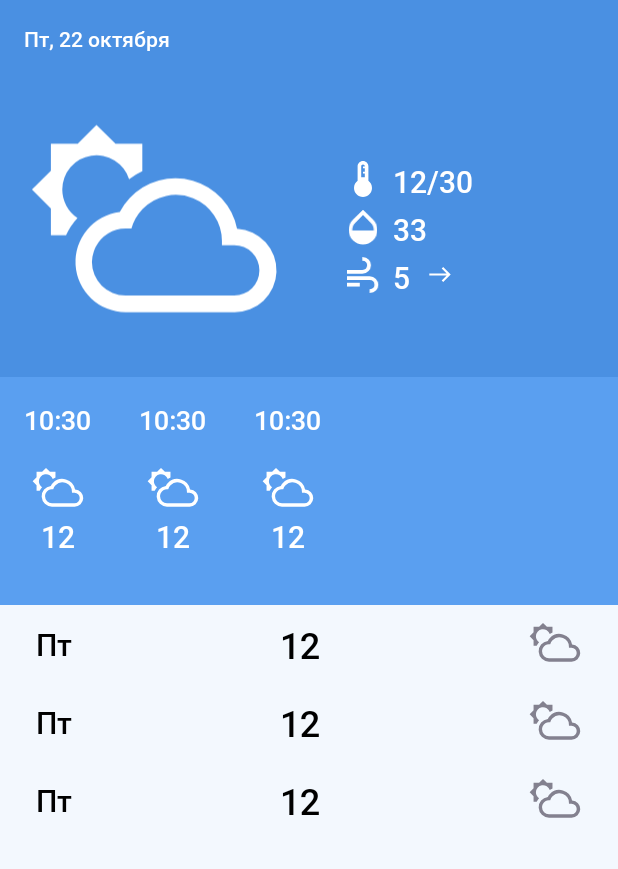
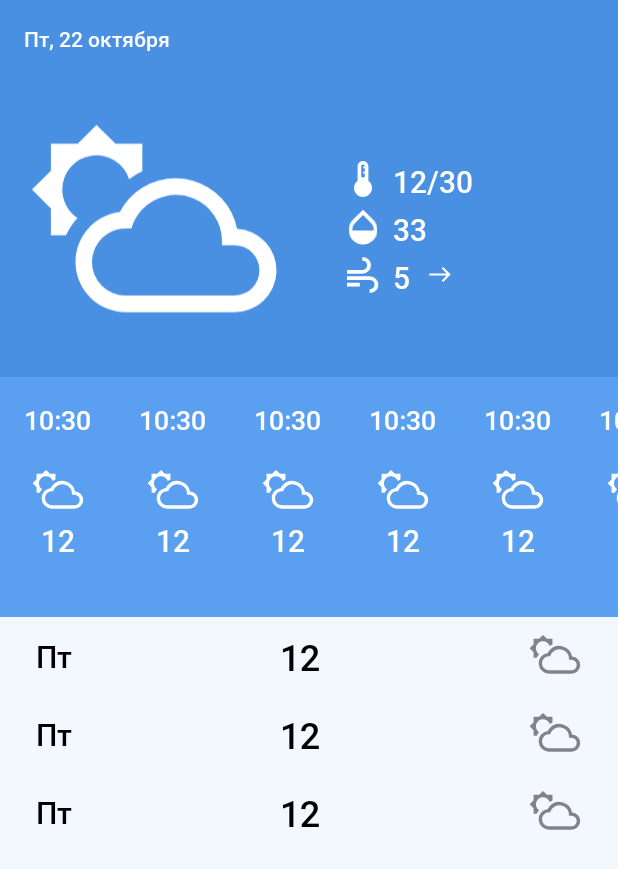
Before and after one commit to d-kolesnikova/weather, an Android app: the screen it shows after launch (MainActivity), on a phone screen of 412 x 824 dp. Shown: the top 869 px of the screen. Run offline under Robolectric (Android 15) with nearby library versions, the phone set to English and light mode, and no system bars.

Commit message:
add ViewModel

```diff
--- a/app/src/main/java/com/example/weather/DailyAdapter.kt
+++ b/app/src/main/java/com/example/weather/DailyAdapter.kt
@@ -20,8 +20,13 @@ private fun convertDateToString(time: Date): String {
     return formatDay.format(time)
 }
 
-class DailyAdapter(private val data: List<DailyWeather>) :
+class DailyAdapter(private var data: List<DailyWeather>) :
     RecyclerView.Adapter<DailyAdapter.DailyViewHolder>() {
+
+    fun setData(data: List<DailyWeather>) {
+        this.data = data
+        notifyDataSetChanged()
+    }
 
     class DailyViewHolder(view: View) : RecyclerView.ViewHolder(view) {
         val binding = ItemDailyBinding.bind(view)
--- a/app/src/main/java/com/example/weather/HourlyAdapter.kt
+++ b/app/src/main/java/com/example/weather/HourlyAdapter.kt
@@ -18,8 +18,13 @@ private fun convertDateToStringH(time: Date): String {
     return formatTime.format(time)
 }
 
-class HourlyAdapter(private val data: List<HourlyWeather>) :
+class HourlyAdapter(private var data: List<HourlyWeather>) :
     RecyclerView.Adapter<HourlyAdapter.HourlyViewHolder>() {
+
+    fun setData(data: List<HourlyWeather>) {
+        this.data = data
+        notifyDataSetChanged()
+    }
 
     class HourlyViewHolder(view: View) : RecyclerView.ViewHolder(view) {
         val binding = ItemHourlyBinding.bind(view)
--- a/app/src/main/java/com/example/weather/WeatherFragment.kt
+++ b/app/src/main/java/com/example/weather/WeatherFragment.kt
@@ -4,10 +4,9 @@ import android.os.Bundle
 import android.view.LayoutInflater
 import android.view.View
 import android.view.ViewGroup
+import androidx.core.view.isVisible
 import androidx.fragment.app.Fragment
-import com.example.weather.data.CurrentWeather
-import com.example.weather.data.DailyWeather
-import com.example.weather.data.HourlyWeather
+import androidx.fragment.app.viewModels
 import com.example.weather.databinding.FragmentWeatherBinding
 import java.text.DateFormatSymbols
 import java.text.SimpleDateFormat
@@ -16,6 +15,11 @@ import java.util.*
 class WeatherFragment : Fragment() {
     private var _binding: FragmentWeatherBinding? = null
     private val binding get() = _binding!!
+
+    private val viewModel: WeatherViewModel by viewModels()
+
+    private val hourlyAdapter = HourlyAdapter(emptyList())
+    private val dailyAdapter = DailyAdapter(emptyList())
 
     private fun convertDateToString(time: Date): String {
         val locale = Locale("ru")
@@ -37,58 +41,37 @@ class WeatherFragment : Fragment() {
 
     override fun onViewCreated(view: View, savedInstanceState: Bundle?) {
         super.onViewCreated(view, savedInstanceState)
-        val currentWeather = CurrentWeather(
-            date = Date(Calendar.getInstance().timeInMillis),
-            tempMin = 12,
-            tempMax = 30,
-            windDirection = R.drawable.ic_icon_wind_e,
-            windSpeed = 5,
-            drawableWeather = R.drawable.ic_white_day_cloudy,
-            humidity = 33,
-        )
-        val hourlyWeather = HourlyWeather(
-            time = Date(Calendar.getInstance().timeInMillis),
-            temp = 12,
-            drawableWeather = R.drawable.ic_white_day_cloudy,
-        )
-        val hourlyWeather2 = HourlyWeather(
-            time = Date(Calendar.getInstance().timeInMillis),
-            temp = 12,
-            drawableWeather = R.drawable.ic_white_day_cloudy,
-        )
-        val hourlyWeather3 = HourlyWeather(
-            time = Date(Calendar.getInstance().timeInMillis),
-            temp = 12,
-            drawableWeather = R.drawable.ic_white_day_cloudy,
-        )
-        val dailyWeather = DailyWeather(
-            date = Date(Calendar.getInstance().timeInMillis),
-            temp = 12,
-            drawableWeather = R.drawable.ic_white_day_cloudy,
-        )
-        val dailyWeather2 = DailyWeather(
-            date = Date(Calendar.getInstance().timeInMillis),
-            temp = 12,
-            drawableWeather = R.drawable.ic_white_day_cloudy,
-        )
-        val dailyWeather3 = DailyWeather(
-            date = Date(Calendar.getInstance().timeInMillis),
-            temp = 12,
-            drawableWeather = R.drawable.ic_white_day_cloudy,
-        )
-        val hourlyAdapter = HourlyAdapter(listOf(hourlyWeather, hourlyWeather2, hourlyWeather3))
-        val dailyAdapter = DailyAdapter(listOf(dailyWeather, dailyWeather2, dailyWeather3))
 
         with(binding) {
-            tvDate.text = convertDateToString(currentWeather.date)
-            tvTemp.text = currentWeather.tempMin.toString().plus("/").plus(currentWeather.tempMax)
-            tvHumidity.text = currentWeather.humidity.toString()
-            tvWind.text = currentWeather.windSpeed.toString()
-            ivWindDirection.setImageResource(currentWeather.windDirection)
-            ivMainWeather.setImageResource(currentWeather.drawableWeather)
+            tvDate.text = convertDateToString(viewModel.currentWeather.date)
+            tvTemp.text = viewModel.currentWeather.tempMin.toString().plus("/")
+                .plus(viewModel.currentWeather.tempMax)
+            tvHumidity.text = viewModel.currentWeather.humidity.toString()
+            tvWind.text = viewModel.currentWeather.windSpeed.toString()
+            ivWindDirection.setImageResource(viewModel.currentWeather.windDirection)
+            ivMainWeather.setImageResource(viewModel.currentWeather.drawableWeather)
+
             rvHourlyWeather.adapter = hourlyAdapter
             rvDailyWeather.adapter = dailyAdapter
+
+            pbDaily.isVisible = true
+            pbHourly.isVisible = true
         }
+        viewModel.loadHourlyForecast(::onHourlyLoaded)
+        viewModel.loadDailyForecast(::onDailyLoaded)
+    }
+
+
+    private fun onHourlyLoaded() {
+        hourlyAdapter.setData(viewModel.hourlyWeather)
+        binding.rvHourlyWeather.isVisible = true
+        binding.pbHourly.isVisible = false
+    }
+
+    private fun onDailyLoaded() {
+        dailyAdapter.setData(viewModel.dailyWeather)
+        binding.rvDailyWeather.isVisible = true
+        binding.pbDaily.isVisible = false
     }
 
     override fun onDestroyView() {
--- /dev/null
+++ b/app/src/main/java/com/example/weather/WeatherViewModel.kt
@@ -0,0 +1,114 @@
+package com.example.weather
+
+import androidx.lifecycle.ViewModel
+import androidx.lifecycle.viewModelScope
+import com.example.weather.data.CurrentWeather
+import com.example.weather.data.DailyWeather
+import com.example.weather.data.HourlyWeather
+import kotlinx.coroutines.Dispatchers
+import kotlinx.coroutines.delay
+import kotlinx.coroutines.launch
+import java.util.*
+
+class WeatherViewModel : ViewModel() {
+    private var _currentWeather = CurrentWeather(
+        date = Date(Calendar.getInstance().timeInMillis),
+        tempMin = 12,
+        tempMax = 30,
+        windDirection = R.drawable.ic_icon_wind_e,
+        windSpeed = 5,
+        drawableWeather = R.drawable.ic_white_day_cloudy,
+        humidity = 33,
+    )
+    val currentWeather get() = _currentWeather
+
+    private var _hourlyWeather: List<HourlyWeather> = emptyList()
+    val hourlyWeather get() = _hourlyWeather
+
+    private var _dailyWeather: List<DailyWeather> = emptyList()
+    val dailyWeather get() = _dailyWeather
+
+    fun loadHourlyForecast(onLoaded: () -> Unit) {
+        viewModelScope.launch(Dispatchers.IO) {
+            delay(3000)
+            _hourlyWeather = listOf(
+                HourlyWeather(
+                    time = Date(Calendar.getInstance().timeInMillis),
+                    temp = 12,
+                    drawableWeather = R.drawable.ic_white_day_cloudy,
+                ),
+                HourlyWeather(
+                    time = Date(Calendar.getInstance().timeInMillis),
+                    temp = 12,
+                    drawableWeather = R.drawable.ic_white_day_cloudy,
+                ),
+                HourlyWeather(
+                    time = Date(Calendar.getInstance().timeInMillis),
+                    temp = 12,
+                    drawableWeather = R.drawable.ic_white_day_cloudy,
+                ),
+                HourlyWeather(
+                    time = Date(Calendar.getInstance().timeInMillis),
+                    temp = 12,
+                    drawableWeather = R.drawable.ic_white_day_cloudy,
+                ),
+                HourlyWeather(
+                    time = Date(Calendar.getInstance().timeInMillis),
+                    temp = 12,
+                    drawableWeather = R.drawable.ic_white_day_cloudy,
+                ),
+                HourlyWeather(
+                    time = Date(Calendar.getInstance().timeInMillis),
+                    temp = 12,
+                    drawableWeather = R.drawable.ic_white_day_cloudy,
+                ),
+                HourlyWeather(
+                    time = Date(Calendar.getInstance().timeInMillis),
+                    temp = 12,
+                    drawableWeather = R.drawable.ic_white_day_cloudy,
+                ),
+                HourlyWeather(
+                    time = Date(Calendar.getInstance().timeInMillis),
+                    temp = 12,
+                    drawableWeather = R.drawable.ic_white_day_cloudy,
+                ),
+                HourlyWeather(
+                    time = Date(Calendar.getInstance().timeInMillis),
+                    temp = 12,
+                    drawableWeather = R.drawable.ic_white_day_cloudy,
+                ),
+            )
+            viewModelScope.launch(Dispatchers.Main) {
+                onLoaded.invoke()
+            }
+
+        }
+
+    }
+
+    fun loadDailyForecast(onLoaded: () -> Unit) {
+        viewModelScope.launch(Dispatchers.IO) {
+            delay(2000)
+            _dailyWeather = listOf(
+                DailyWeather(
+                    date = Date(Calendar.getInstance().timeInMillis),
+                    temp = 12,
+                    drawableWeather = R.drawable.ic_white_day_cloudy,
+                ),
+                DailyWeather(
+                    date = Date(Calendar.getInstance().timeInMillis),
+                    temp = 12,
+                    drawableWeather = R.drawable.ic_white_day_cloudy,
+                ),
+                DailyWeather(
+                    date = Date(Calendar.getInstance().timeInMillis),
+                    temp = 12,
+                    drawableWeather = R.drawable.ic_white_day_cloudy,
+                )
+            )
+            viewModelScope.launch(Dispatchers.Main) {
+                onLoaded.invoke()
+            }
+        }
+    }
+}
--- a/app/src/main/res/layout/fragment_weather.xml
+++ b/app/src/main/res/layout/fragment_weather.xml
@@ -27,8 +27,8 @@
             android:id="@+id/ivMainWeather"
             android:layout_width="match_parent"
             android:layout_height="match_parent"
+            android:layout_marginHorizontal="16dp"
             android:layout_weight="1"
-            android:layout_marginHorizontal="16dp"
             tools:src="@drawable/ic_white_day_cloudy" />
 
         <LinearLayout
@@ -119,30 +119,68 @@
                     android:id="@+id/ivWindDirection"
                     android:layout_width="24dp"
                     android:layout_height="24dp"
+                    android:layout_gravity="center"
                     android:layout_marginStart="8dp"
-                    android:layout_gravity="center"
                     tools:src="@drawable/ic_icon_wind_e" />
             </LinearLayout>
         </LinearLayout>
     </LinearLayout>
 
+    <FrameLayout
+        android:layout_width="match_parent"
+        android:layout_height="160dp"
+        android:background="@color/blue">
+
         <androidx.recyclerview.widget.RecyclerView
             android:id="@+id/rvHourlyWeather"
             android:layout_width="match_parent"
             android:layout_height="wrap_content"
+            android:background="@color/blue"
             android:orientation="horizontal"
-        android:background="@color/blue"
+            android:overScrollMode="never"
             app:layoutManager="androidx.recyclerview.widget.LinearLayoutManager"
             tools:itemCount="3"
-        tools:listitem="@layout/item_hourly" />
+            tools:listitem="@layout/item_hourly"
+            tools:visibility="gone" />
+
+        <ProgressBar
+            android:id="@+id/pbHourly"
+            android:layout_width="50dp"
+            android:layout_height="50dp"
+            android:layout_gravity="center"
+            android:indeterminateTint="@color/white"
+            android:visibility="gone"
+            tools:visibility="visible" />
+
+    </FrameLayout>
+
+    <FrameLayout
+        android:layout_width="match_parent"
+        android:layout_height="0dp"
+        android:layout_weight="1"
+        android:background="@color/white">
 
         <androidx.recyclerview.widget.RecyclerView
             android:id="@+id/rvDailyWeather"
             android:layout_width="match_parent"
             android:layout_height="match_parent"
+            android:background="@color/grey"
             android:orientation="vertical"
-        android:background="@color/grey"
+            android:overScrollMode="never"
             app:layoutManager="androidx.recyclerview.widget.LinearLayoutManager"
             tools:itemCount="5"
-        tools:listitem="@layout/item_daily" />
+            tools:listitem="@layout/item_daily"
+            tools:visibility="gone" />
+
+        <ProgressBar
+            android:id="@+id/pbDaily"
+            android:layout_width="50dp"
+            android:layout_height="50dp"
+            android:layout_gravity="center"
+            android:indeterminateTint="@color/blue"
+            android:visibility="gone"
+            tools:visibility="visible" />
+
+    </FrameLayout>
+
 </LinearLayout>
--- a/app/src/main/res/layout/item_hourly.xml
+++ b/app/src/main/res/layout/item_hourly.xml
@@ -4,6 +4,7 @@
     xmlns:tools="http://schemas.android.com/tools"
     android:layout_width="wrap_content"
     android:layout_height="wrap_content"
+    android:minHeight="155dp"
     android:background="@color/blue"
     android:orientation="vertical">
 
--- a/app/src/main/res/values/strings.xml
+++ b/app/src/main/res/values/strings.xml
@@ -1,3 +1,5 @@
 <resources>
     <string name="app_name">Weather</string>
+    <string name="update_hourly">Обновить часы</string>
+    <string name="update_dayly">Обновить дни</string>
 </resources>
```
Also changed, not shown: app/build.gradle (+6 -3 lines). Lines whose indentation alone changed are shown as unchanged.
